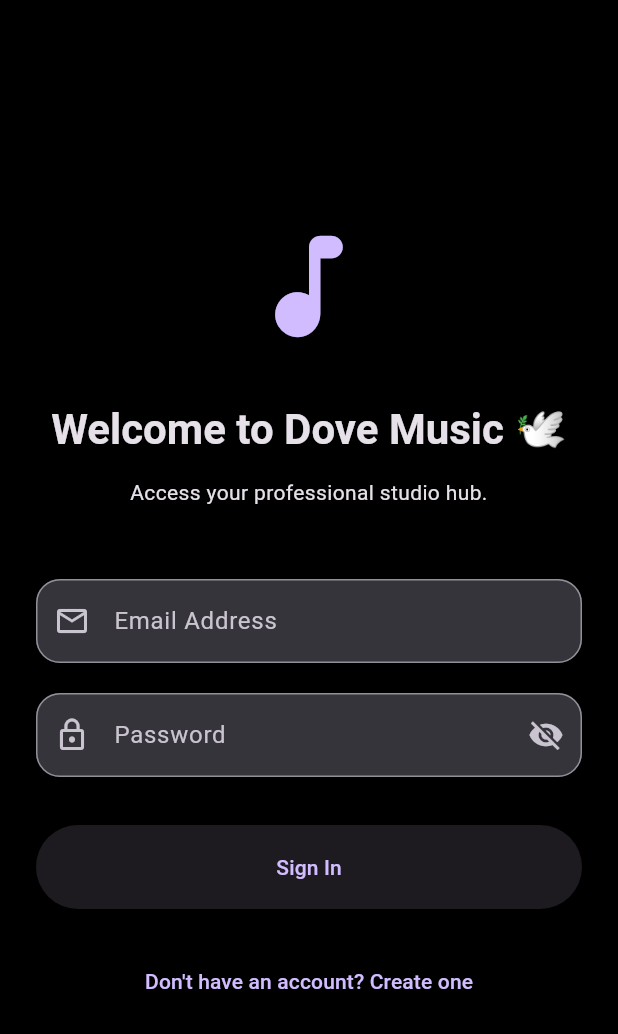
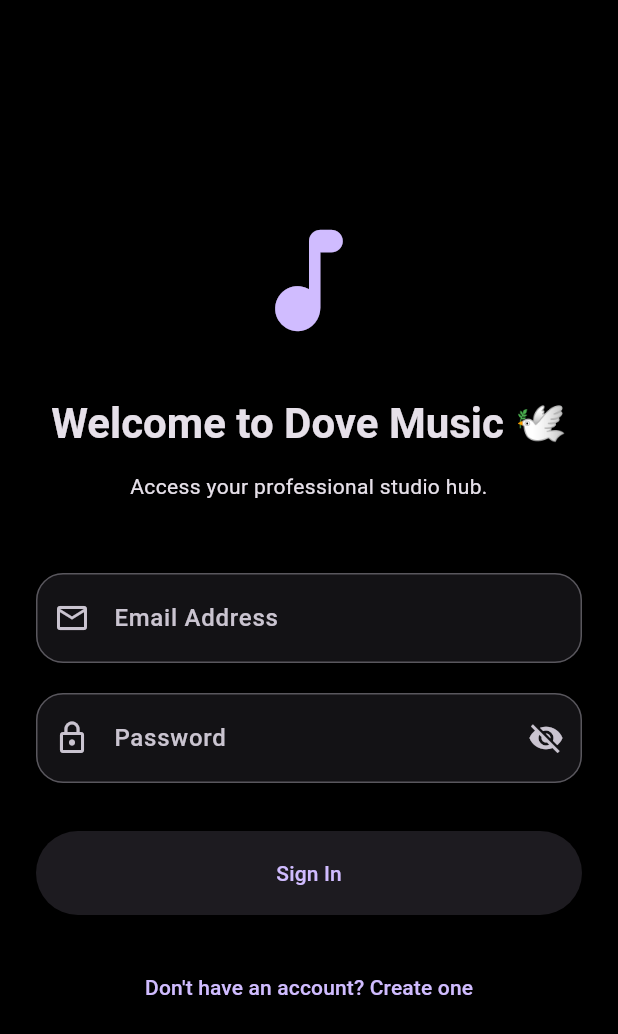
Before and after one commit to ejikelucky590-rgb/empty-wallet-app2, a Flutter app: the screen it shows after launch, on a phone screen of 412 x 824 dp. Shown: the top 1034 px of the screen. Run offline on Flutter 3.47's test engine with Material 3 defaults, Android fonts, the phone set to English and light mode, and no system bars; our stand-ins replace cached_network_image, csc_picker, flutter_secure_storage, go_router, google_fonts, just_audio and 2 more; missing offline and left inert: audio_session; accounts and stored records are empty.

Commit message:
feat: implement country/state dropdown selectors and optimize custom auth input field

```diff
--- a/lib/widgets/auth/auth_input_field.dart
+++ b/lib/widgets/auth/auth_input_field.dart
@@ -1,74 +1,177 @@
 import 'package:flutter/material.dart';
+import 'package:flutter/services.dart';
 
-class AuthInputField extends StatelessWidget {
+class AuthInputField extends StatefulWidget {
   final TextEditingController controller;
   final FocusNode focusNode;
   final TextInputAction textInputAction;
   final TextInputType keyboardType;
-  final List<String> autofillHints;
+  final Iterable<String>? autofillHints;
   final String label;
   final String? helperText;
+  final String? hintText;
+  final IconData icon;
   final String? errorText;
-  final IconData icon;
-  final String? Function(String?) validator;
-  final void Function(String)? onFieldSubmitted;
-  final TextCapitalization textCapitalization;
-  final bool obscureText;
-  final Widget? suffixIcon;
   final int maxLines;
   final int? maxLength;
+  final bool obscureText;
+  final bool enabled;
+  final bool autofocus;
+  final List<TextInputFormatter>? inputFormatters;
+  final Widget? suffixIcon;
+  final String? Function(String?)? validator;
+  final ValueChanged<String>? onChanged;
+  final ValueChanged<String>? onFieldSubmitted;
 
   const AuthInputField({
     super.key,
     required this.controller,
     required this.focusNode,
-    required this.textInputAction,
-    required this.keyboardType,
-    required this.autofillHints,
+    this.textInputAction = TextInputAction.next,
+    this.keyboardType = TextInputType.text,
+    this.autofillHints,
     required this.label,
+    this.helperText,
+    this.hintText,
     required this.icon,
-    required this.validator,
-    this.helperText,
     this.errorText,
-    this.onFieldSubmitted,
-    this.textCapitalization = TextCapitalization.none,
-    this.obscureText = false,
-    this.suffixIcon,
     this.maxLines = 1,
     this.maxLength,
+    this.obscureText = false,
+    this.enabled = true,
+    this.autofocus = false,
+    this.inputFormatters,
+    this.suffixIcon,
+    this.validator,
+    this.onChanged,
+    this.onFieldSubmitted,
   });
+
+  @override
+  State<AuthInputField> createState() => _AuthInputFieldState();
+}
+
+class _AuthInputFieldState extends State<AuthInputField> {
+  bool _isFocused = false;
+
+  @override
+  void initState() {
+    super.initState();
+    _isFocused = widget.focusNode.hasFocus;
+    widget.focusNode.addListener(_handleFocusChange);
+  }
+
+  // Extracted listener function so we can remove it cleanly later
+  void _handleFocusChange() {
+    if (mounted) {
+      setState(() {
+        _isFocused = widget.focusNode.hasFocus;
+      });
+    }
+  }
+
+  @override
+  void dispose() {
+    // Crucial Step: Removes the listener from the shared parent FocusNode to prevent memory leaks
+    widget.focusNode.removeListener(_handleFocusChange);
+    super.dispose();
+  }
 
   @override
   Widget build(BuildContext context) {
     final theme = Theme.of(context);
-    return TextFormField(
-      controller: controller,
-      focusNode: focusNode,
-      validator: validator,
-      keyboardType: keyboardType,
-      textInputAction: textInputAction,
-      autofillHints: autofillHints,
-      onFieldSubmitted: onFieldSubmitted,
-      maxLines: maxLines,
-      maxLength: maxLength,
-      obscureText: obscureText,
-      textCapitalization: textCapitalization,
-      style: theme.textTheme.bodyLarge,
+    final colors = theme.colorScheme;
+
+    return AnimatedContainer(
+      duration: const Duration(milliseconds: 180),
+      curve: Curves.easeOut,
+      decoration: BoxDecoration(
+        borderRadius: BorderRadius.circular(18),
+        boxShadow: _isFocused
+            ? [
+                BoxShadow(
+                  blurRadius: 14,
+                  spreadRadius: 0,
+                  offset: const Offset(0, 4),
+                  color: colors.primary.withOpacity(0.12),
+                ),
+              ]
+            : [],
+      ),
+      child: Semantics(
+        textField: true,
+        label: widget.label,
+        child: TextFormField(
+          controller: widget.controller,
+          focusNode: widget.focusNode,
+          enabled: widget.enabled,
+          autofocus: widget.autofocus,
+          textInputAction: widget.textInputAction,
+          keyboardType: widget.keyboardType,
+          autofillHints: widget.autofillHints,
+          obscureText: widget.obscureText,
+          maxLines: widget.obscureText ? 1 : widget.maxLines,
+          maxLength: widget.maxLength,
+          inputFormatters: widget.inputFormatters,
+          validator: widget.validator,
+          onChanged: widget.onChanged,
+          onFieldSubmitted: widget.onFieldSubmitted,
+          style: theme.textTheme.bodyLarge?.copyWith(
+            fontWeight: FontWeight.w500,
+          ),
+          cursorColor: colors.primary,
           decoration: InputDecoration(
-        labelText: label,
-        helperText: helperText,
-        errorText: errorText,
-        prefixIcon: Icon(icon),
-        suffixIcon: suffixIcon,
+            labelText: widget.label,
+            helperText: widget.helperText,
+            hintText: widget.hintText,
+            errorText: widget.errorText,
+            counterText: '',
             filled: true,
-        border: OutlineInputBorder(borderRadius: BorderRadius.circular(16)),
-        enabledBorder: OutlineInputBorder(
-          borderRadius: BorderRadius.circular(16),
+            fillColor: colors.surfaceContainerHighest.withOpacity(0.35),
+            prefixIcon: Icon(
+              widget.icon,
+              color: _isFocused ? colors.primary : colors.onSurfaceVariant,
+            ),
+            suffixIcon: widget.suffixIcon,
+            contentPadding: const EdgeInsets.symmetric(
+              horizontal: 20,
+              vertical: 18,
+            ),
+            labelStyle: TextStyle(
+              color: colors.onSurfaceVariant,
+              fontWeight: FontWeight.w500,
+            ),
+            floatingLabelStyle: TextStyle(
+              color: colors.primary,
+              fontWeight: FontWeight.bold,
+            ),
+            helperStyle: TextStyle(
+              color: colors.onSurfaceVariant.withOpacity(0.8),
+            ),
+            hintStyle: TextStyle(
+              color: colors.onSurfaceVariant.withOpacity(0.6),
+            ),
+            border: OutlineInputBorder(
+              borderRadius: BorderRadius.circular(18),
               borderSide: BorderSide(color: theme.dividerColor),
             ),
+            enabledBorder: OutlineInputBorder(
+              borderRadius: BorderRadius.circular(18),
+              borderSide: BorderSide(color: theme.dividerColor.withOpacity(0.55)),
+            ),
             focusedBorder: OutlineInputBorder(
-          borderRadius: BorderRadius.circular(16),
-          borderSide: BorderSide(color: theme.colorScheme.primary, width: 1.5),
+              borderRadius: BorderRadius.circular(18),
+              borderSide: BorderSide(color: colors.primary, width: 2),
+            ),
+            errorBorder: OutlineInputBorder(
+              borderRadius: BorderRadius.circular(18),
+              borderSide: BorderSide(color: colors.error),
+            ),
+            focusedErrorBorder: OutlineInputBorder(
+              borderRadius: BorderRadius.circular(18),
+              borderSide: BorderSide(color: colors.error, width: 2),
+          ),
+        ),
       ),
     ),
    );
--- a/pubspec.yaml
+++ b/pubspec.yaml
@@ -48,6 +48,7 @@ dependencies:
   # Utilities
   logger: ^2.2.0
   intl: ^0.19.0
+  csc_picker: ^0.2.7
 
 dev_dependencies:
   flutter_test:
```
Also changed, not shown: lib/widgets/auth/onboarding_location_section.dart (added, +83 -0 lines), pubspec.lock. Lines whose indentation alone changed are shown as unchanged.
